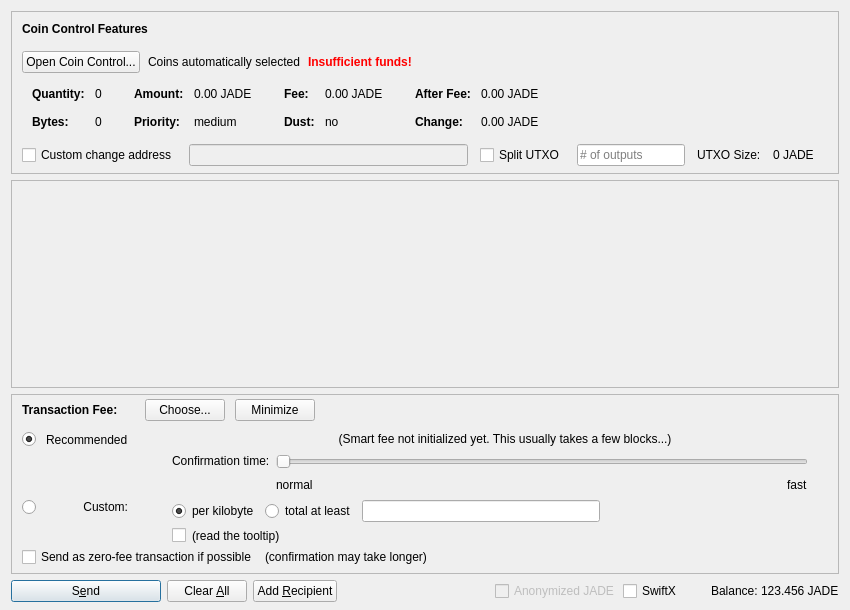
Before: the Qt Designer form src/qt/forms/sendcoinsdialog.ui in buddilla/GoCash-Core, drawn with Qt 5.
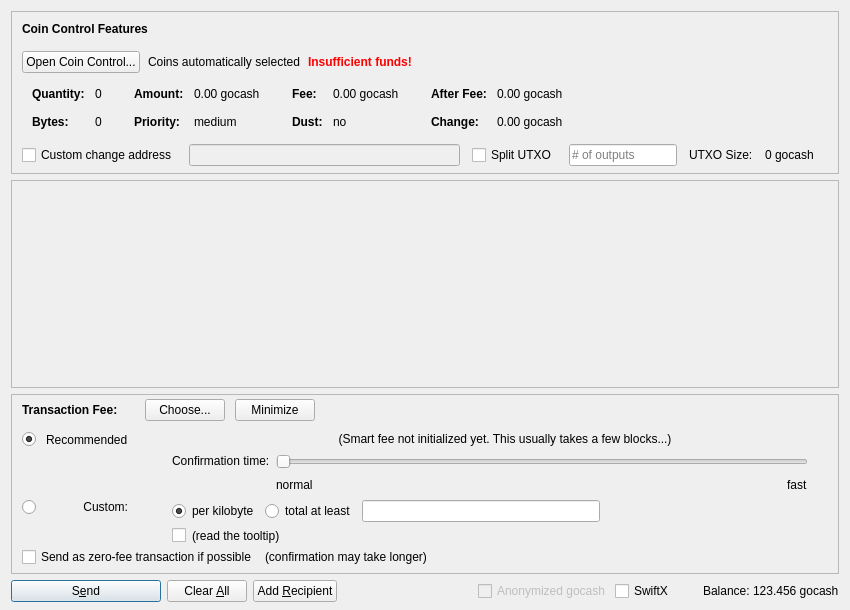
After: the same form once the commit is applied. Icons and pictures are not drawn. Custom widgets are drawn as their Qt base class.

```diff
--- a/src/qt/forms/sendcoinsdialog.ui
+++ b/src/qt/forms/sendcoinsdialog.ui
@@ -324,7 +324,7 @@
                   <enum>Qt::ActionsContextMenu</enum>
                  </property>
                  <property name="text">
-                  <string notr="true">0.00 JADE</string>
+                  <string notr="true">0.00 gocash</string>
                  </property>
                  <property name="textInteractionFlags">
                   <set>Qt::LinksAccessibleByMouse|Qt::TextSelectableByKeyboard|Qt::TextSelectableByMouse</set>
@@ -404,7 +404,7 @@
                   <enum>Qt::ActionsContextMenu</enum>
                  </property>
                  <property name="text">
-                  <string notr="true">0.00 JADE</string>
+                  <string notr="true">0.00 gocash</string>
                  </property>
                  <property name="textInteractionFlags">
                   <set>Qt::LinksAccessibleByMouse|Qt::TextSelectableByKeyboard|Qt::TextSelectableByMouse</set>
@@ -484,7 +484,7 @@
                   <enum>Qt::ActionsContextMenu</enum>
                  </property>
                  <property name="text">
-                  <string notr="true">0.00 JADE</string>
+                  <string notr="true">0.00 gocash</string>
                  </property>
                  <property name="textInteractionFlags">
                   <set>Qt::LinksAccessibleByMouse|Qt::TextSelectableByKeyboard|Qt::TextSelectableByMouse</set>
@@ -513,7 +513,7 @@
                   <enum>Qt::ActionsContextMenu</enum>
                  </property>
                  <property name="text">
-                  <string notr="true">0.00 JADE</string>
+                  <string notr="true">0.00 gocash</string>
                  </property>
                  <property name="textInteractionFlags">
                   <set>Qt::LinksAccessibleByMouse|Qt::TextSelectableByKeyboard|Qt::TextSelectableByMouse</set>
@@ -594,7 +594,7 @@
           <item>
            <widget class="QLabel" name="labelBlockSize">
             <property name="text">
-             <string>0 JADE</string>
+             <string>0 gocash</string>
             </property>
            </widget>
           </item>
@@ -1390,7 +1390,7 @@
           <bool>false</bool>
          </property>
          <property name="text">
-          <string>Anonymized JADE</string>
+          <string>Anonymized gocash</string>
          </property>
         </widget>
        </item>
@@ -1429,7 +1429,7 @@
           <cursorShape>IBeamCursor</cursorShape>
          </property>
          <property name="text">
-          <string notr="true">123.456 JADE</string>
+          <string notr="true">123.456 gocash</string>
          </property>
          <property name="textInteractionFlags">
           <set>Qt::LinksAccessibleByMouse|Qt::TextSelectableByKeyboard|Qt::TextSelectableByMouse</set>
```
Left out of the diff: 18 changed lines with no effect on the pictures.
